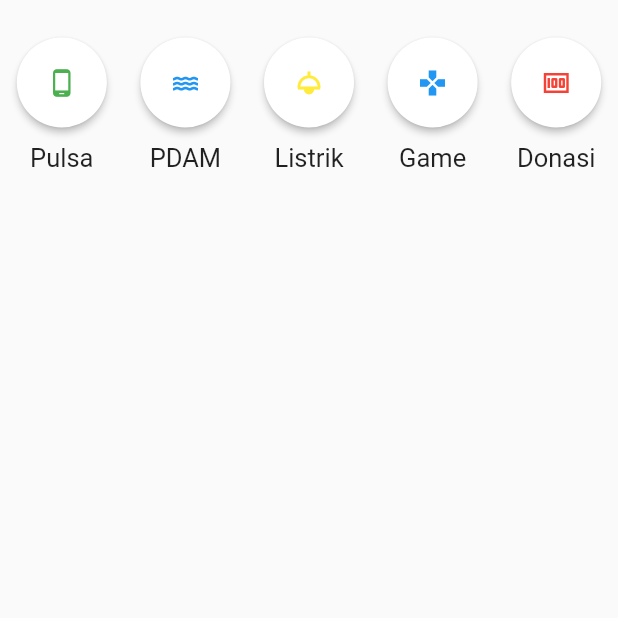
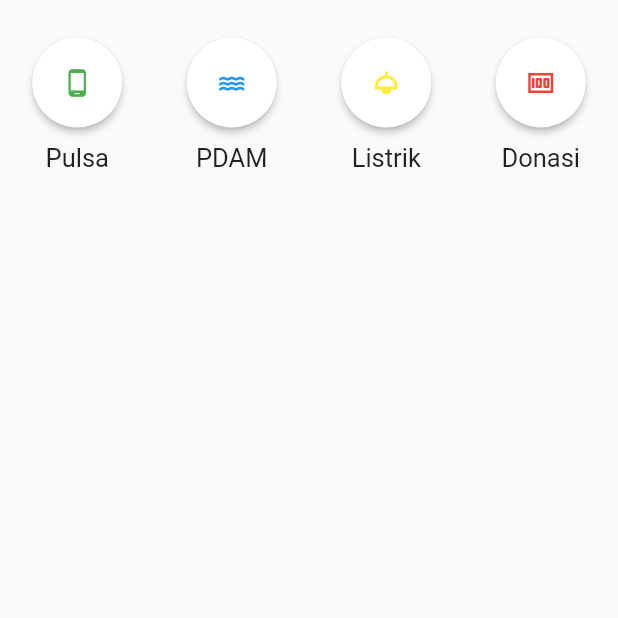
Before and after one commit to Politeknik-Banyuwangi/project-uas-project-uas-eclass-kel3, a Flutter app: the screen it shows after launch, on a phone screen of 412 x 824 dp, the top half of it. Run offline on Flutter 3.47's test engine with Material 2 defaults, Android fonts, the phone set to English and light mode, and no system bars.

```diff
--- a/lib/pages/home_page.dart
+++ b/lib/pages/home_page.dart
@@ -71,24 +71,6 @@ class Homepage extends StatelessWidget {
                       MaterialButton(
                         onPressed: () {},
                         color: Colors.white,
-                        textColor: Colors.blue,
-                        child: Icon(
-                          Icons.gamepad,
-                          size: 20,
-                        ),
-                        padding: EdgeInsets.all(20),
-                        shape: CircleBorder(),
-                      ),
-                      Padding(padding: const EdgeInsets.only(top: 10.0), child: Text("Game", style: TextStyle(fontSize: 17)))
-                    ],
-                  )),
-              Expanded(
-                  flex: 1,
-                  child: Column(
-                    children: [
-                      MaterialButton(
-                        onPressed: () {},
-                        color: Colors.white,
                         textColor: Colors.red,
                         child: Icon(
                           Icons.money_outlined,
```
Also changed, not shown: 1 other file.
